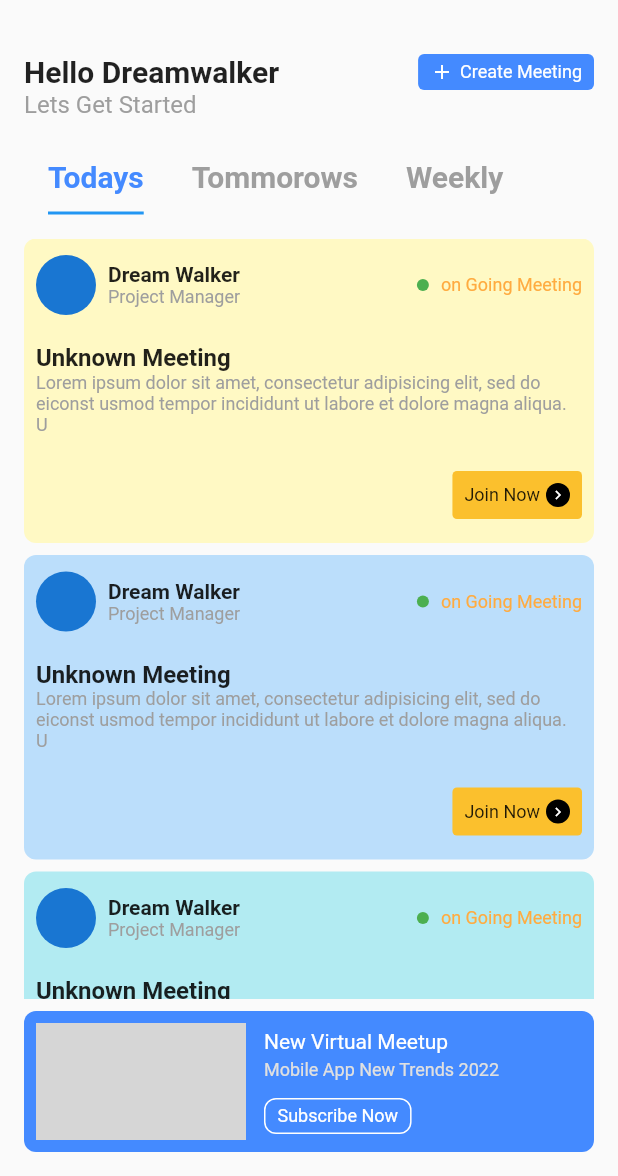
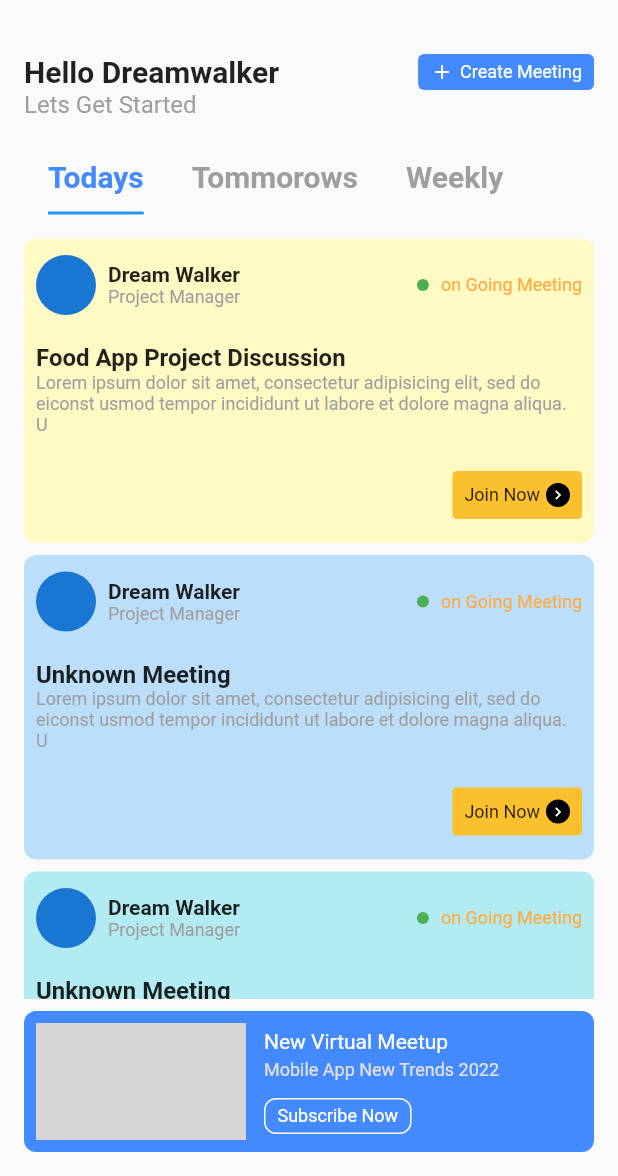
Before and after one commit to JAICHANGPARK/flutter_notebook_19th_story, a Flutter app: the screen it shows after launch, on a phone screen of 412 x 824 dp, the part 60-1236 px from its top. Run offline on Flutter 3.47's test engine with Material 2 defaults, Android fonts, the phone set to English and light mode, and no system bars; our stand-ins replace bubble_tab_indicator, cached_network_image, countup, fl_chart, flutter_riverpod, freezed_annotation and 2 more; network calls fail; grey boxes are pictures that could not be loaded.

Commit message:
Update meeting_todays_widget.dart

```diff
--- a/lib/ep1139_office_meeting_app/src/ui/meeting_todays_widget.dart
+++ b/lib/ep1139_office_meeting_app/src/ui/meeting_todays_widget.dart
@@ -18,6 +18,9 @@ class _MeetingTodaysWidgetState extends State<MeetingTodaysWidget> {
         TodayBasicCardWidget(
           cardColor: Colors.yellow,
           enumMeetingState: EnumMeetingState.online,
+          title: "Food App Project Discussion",
+          subtitle: "Lorem ipsum dolor sit amet, consectetur adipisicing elit, sed do eiconst usmod tempor incididunt ut labore et dolore magna aliqua. U",
+
         ),
         TodayBasicCardWidget(
           cardColor: Colors.blue,
```
